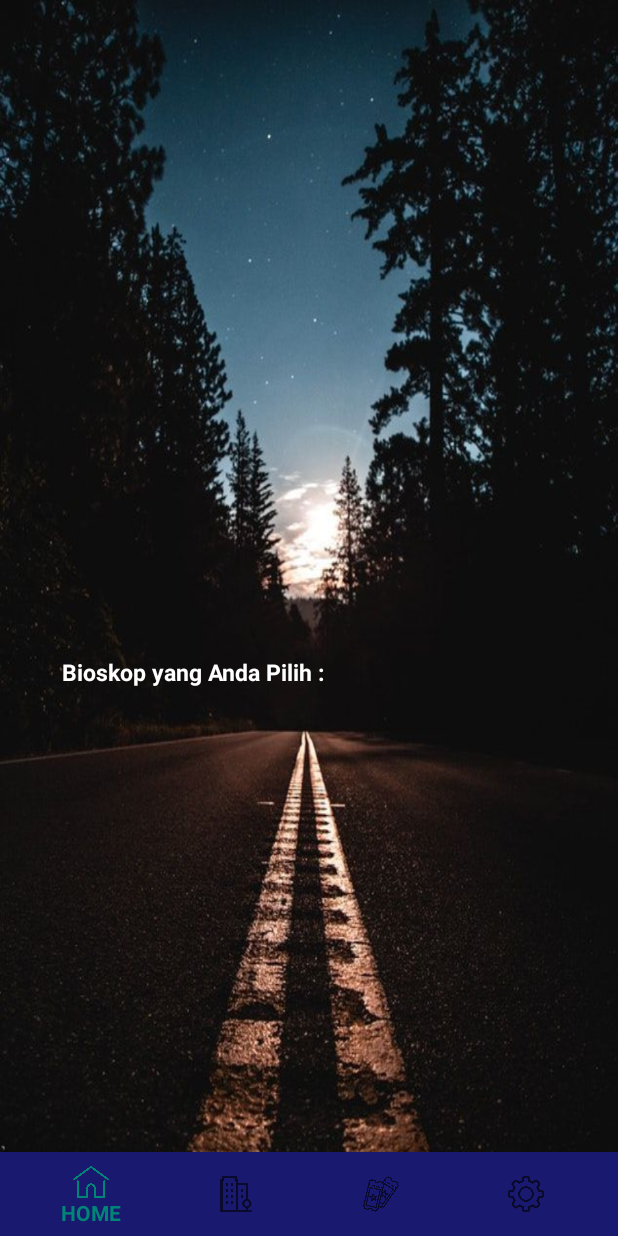
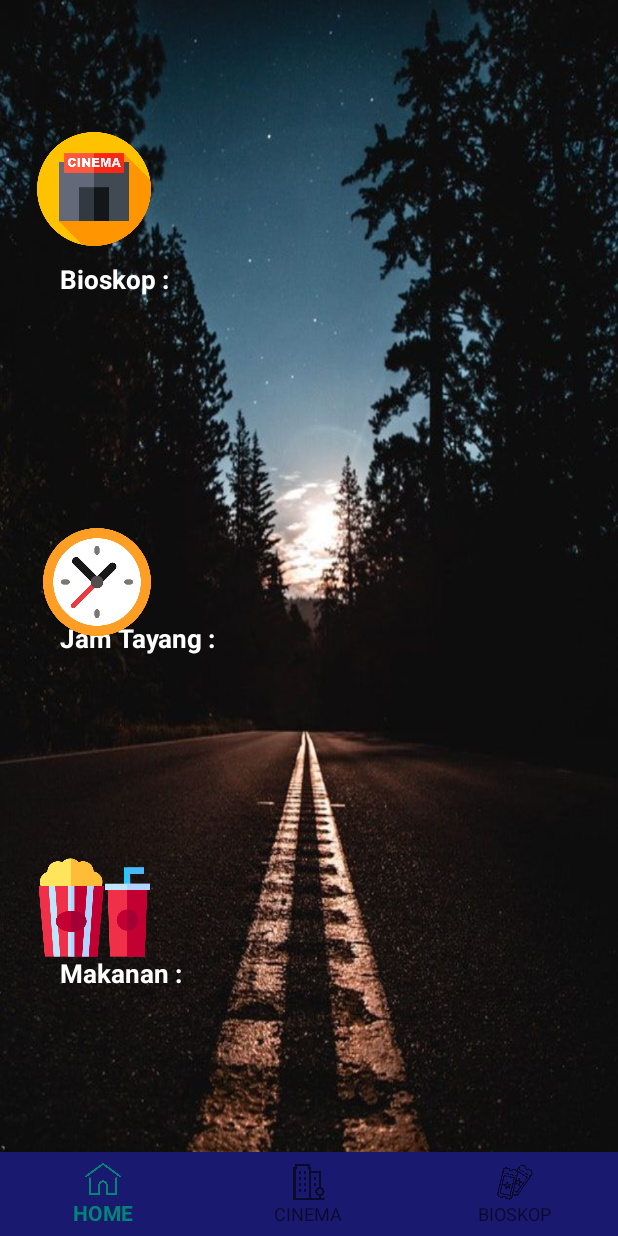
Before and after one commit to denypratama/Android-Movie-Tickets, an Android app: the fragment TicketFragment placed in its activity, on a phone screen of 412 x 824 dp. Run offline under Robolectric (Android 15) with nearby library versions, the phone set to English and light mode, and no system bars.

Commit message:
Merapikan Tampilan Get Preference

```diff
--- a/app/src/main/java/com/example/UasAndroidDenyLaduni/MainActivity.java
+++ b/app/src/main/java/com/example/UasAndroidDenyLaduni/MainActivity.java
@@ -53,14 +53,14 @@ public class MainActivity extends AppCompatActivity implements BottomNavigationV
                 fragment = new HomeFragment();
                 break;
             case R.id.cinema:
-                fragment = new CinemaFragment();
+                fragment = new TicketFragment();
                 break;
             case R.id.ticket:
-                fragment = new TicketFragment();
-                break;
-            case R.id.set:
                 fragment = new SettingFragment();
                 break;
+//            case R.id.set:
+//                fragment = new SettingFragment();
+//                break;
         }
         return loadFragment(fragment);
     }
--- a/app/src/main/java/com/example/UasAndroidDenyLaduni/fragments/TicketFragment.java
+++ b/app/src/main/java/com/example/UasAndroidDenyLaduni/fragments/TicketFragment.java
@@ -54,17 +54,23 @@ public class TicketFragment extends Fragment {
         super.onViewCreated(view, savedInstanceState);
 //        TextView checkboxText = view.findViewById(R.id.text_checkbox_preference);
 //        TextView switchText = view.findViewById(R.id.text_switch_preference);
-        TextView dropdownText = view.findViewById(R.id.text_dropdown_preference);
+        TextView dropdownText = view.findViewById(R.id.bioskop);
+        TextView dropjam = view.findViewById(R.id.jam);
+        TextView dropmakan = view.findViewById(R.id.makan);
 //        TextView seekbarText = view.findViewById(R.id.text_seekbar_preference);
 
         boolean checkboxValue = preferences.getBoolean(CHECKBOX_KEY, false);
         boolean switchValue = preferences.getBoolean(SWITCH_KEY, false);
         String dropdownValue = preferences.getString(DROPDOWN_KEY, null);
+        String dropjamnilai = preferences.getString(DROPDOWN_KEY, null);
+        String dropmakannilai = preferences.getString(DROPDOWN_KEY, null);
         int seekbarValue = preferences.getInt(SEEKBAR_KEY, 0);
 
 //        checkboxText.setText((checkboxValue) ? "enable" : "disable");
 //        switchText.setText((switchValue) ? "enable" : "disable");
         dropdownText.setText(dropdownValue);
+        dropjam.setText(dropjamnilai);
+        dropmakan.setText(dropmakannilai);
 //        seekbarText.setText(String.valueOf(seekbarValue));
     }
 
--- a/app/src/main/res/layout/fragment_ticket.xml
+++ b/app/src/main/res/layout/fragment_ticket.xml
@@ -11,26 +11,112 @@
         android:layout_width="338dp"
         android:layout_height="46dp"
         android:layout_weight="1"
-        android:text=" Bioskop yang Anda Pilih :"
+        android:text=" Bioskop :"
         android:textColor="@color/putih"
-        android:textSize="15dp"
+        android:textSize="17dp"
         android:textStyle="bold"
         app:layout_constraintBottom_toBottomOf="parent"
         app:layout_constraintEnd_toEndOf="parent"
+        app:layout_constraintHorizontal_bias="0.49"
         app:layout_constraintStart_toStartOf="parent"
         app:layout_constraintTop_toTopOf="parent"
-        app:layout_constraintVertical_bias="0.562" />
+        app:layout_constraintVertical_bias="0.224" />
 
     <TextView
-        android:id="@+id/text_dropdown_preference"
+        android:id="@+id/bioskop"
         android:layout_width="225dp"
         android:layout_height="51dp"
-        android:layout_marginBottom="272dp"
+        android:layout_marginBottom="520dp"
         android:text="TextView"
         app:layout_constraintBottom_toBottomOf="parent"
         app:layout_constraintEnd_toEndOf="parent"
         app:layout_constraintHorizontal_bias="0.16"
         app:layout_constraintStart_toStartOf="parent" />
 
+    <TextView
+        android:layout_width="338dp"
+        android:layout_height="46dp"
+        android:layout_weight="1"
+        android:text=" Jam Tayang :"
+        android:textColor="@color/putih"
+        android:textSize="17dp"
+        android:textStyle="bold"
+        app:layout_constraintBottom_toBottomOf="parent"
+        app:layout_constraintEnd_toEndOf="parent"
+        app:layout_constraintHorizontal_bias="0.49"
+        app:layout_constraintStart_toStartOf="parent"
+        app:layout_constraintTop_toTopOf="parent"
+        app:layout_constraintVertical_bias="0.531" />
+
+    <TextView
+        android:id="@+id/jam"
+        android:layout_width="225dp"
+        android:layout_height="51dp"
+        android:layout_marginBottom="296dp"
+        android:text="TextView"
+        app:layout_constraintBottom_toBottomOf="parent"
+        app:layout_constraintEnd_toEndOf="parent"
+        app:layout_constraintHorizontal_bias="0.16"
+        app:layout_constraintStart_toStartOf="parent" />
+
+    <TextView
+        android:layout_width="338dp"
+        android:layout_height="46dp"
+        android:layout_weight="1"
+        android:text=" Makanan :"
+        android:textColor="@color/putih"
+        android:textSize="17dp"
+        android:textStyle="bold"
+        app:layout_constraintBottom_toBottomOf="parent"
+        app:layout_constraintEnd_toEndOf="parent"
+        app:layout_constraintHorizontal_bias="0.49"
+        app:layout_constraintStart_toStartOf="parent"
+        app:layout_constraintTop_toTopOf="parent"
+        app:layout_constraintVertical_bias="0.818" />
+
+    <TextView
+        android:id="@+id/makan"
+        android:layout_width="225dp"
+        android:layout_height="51dp"
+        android:layout_marginBottom="84dp"
+        android:text="TextView"
+        app:layout_constraintBottom_toBottomOf="parent"
+        app:layout_constraintEnd_toEndOf="parent"
+        app:layout_constraintHorizontal_bias="0.16"
+        app:layout_constraintStart_toStartOf="parent" />
+
+    <ImageView
+        android:id="@+id/imageView3"
+        android:layout_width="92dp"
+        android:layout_height="76dp"
+        android:layout_marginTop="88dp"
+        android:src="@drawable/bioskop"
+        app:layout_constraintEnd_toEndOf="parent"
+        app:layout_constraintHorizontal_bias="0.053"
+        app:layout_constraintStart_toStartOf="parent"
+        app:layout_constraintTop_toTopOf="parent" />
+
+    <ImageView
+        android:id="@+id/imageView4"
+        android:layout_width="72dp"
+        android:layout_height="80dp"
+        android:layout_marginTop="44dp"
+        android:src="@drawable/jam"
+        app:layout_constraintEnd_toEndOf="parent"
+        app:layout_constraintHorizontal_bias="0.084"
+        app:layout_constraintStart_toStartOf="parent"
+        app:layout_constraintTop_toBottomOf="@+id/bioskop" />
+
+    <ImageView
+        android:id="@+id/imageView5"
+        android:layout_width="92dp"
+        android:layout_height="74dp"
+        android:layout_marginTop="40dp"
+        android:src="@drawable/makan"
+        app:layout_constraintEnd_toEndOf="parent"
+        app:layout_constraintHorizontal_bias="0.053"
+        app:layout_constraintStart_toStartOf="parent"
+        app:layout_constraintTop_toBottomOf="@+id/jam" />
+
 
 </androidx.constraintlayout.widget.ConstraintLayout>
--- a/app/src/main/res/menu/navigation.xml
+++ b/app/src/main/res/menu/navigation.xml
@@ -12,7 +12,7 @@
     <item android:id="@+id/ticket"
         android:title="BIOSKOP"
         android:icon="@drawable/navbar_tiket" />
-    <item android:id="@+id/set"
-        android:title="SETTING"
-        android:icon="@drawable/settings" />
+<!--    <item android:id="@+id/set"-->
+<!--        android:title="SETTING"-->
+<!--        android:icon="@drawable/settings" />-->
 </menu>
--- a/app/src/main/res/values/arrays.xml
+++ b/app/src/main/res/values/arrays.xml
@@ -10,4 +10,21 @@
         <item>MovieMax Sarinah</item>
         <item>MovieMax City Point</item>
     </string-array>
+
+    <string-array name="jam">
+        <item>10.45</item>
+        <item>12.30</item>
+        <item>14.15</item>
+        <item>16.25</item>
+        <item>18.45</item>
+        <item>20.15</item>
+        <item>22.30</item>
+    </string-array>
+
+    <string-array name="makan">
+        <item>Popcorn Small : Rp. 10.000</item>
+        <item>Popcorn Large : Rp. 15.000</item>
+        <item>Paket 1 (Popcorn Small dan Cola) : Rp. 18.000</item>
+        <item>Paket 2 (Popcorn Large dan Cola) : Rp. 22.000</item>
+    </string-array>
 </resources>
--- a/app/src/main/res/xml/preferences.xml
+++ b/app/src/main/res/xml/preferences.xml
@@ -41,6 +41,20 @@
             android:key="dropdown"
             android:title="Pilih Bioskop yang Diinginkan : "
             android:entries="@array/Bioskop"
+            app:useSimpleSummaryProvider="true"
+            android:entryValues="@array/Bioskop"/>
+
+        <DropDownPreference
+            android:key="dropdown"
+            android:title="Pilih Waktu yang Diinginkan : "
+            android:entries="@array/jam"
+            app:useSimpleSummaryProvider="true"
+            android:entryValues="@array/Bioskop"/>
+
+        <DropDownPreference
+            android:key="dropdown"
+            android:title="Pilih Makanan yang Diinginkan : "
+            android:entries="@array/makan"
             app:useSimpleSummaryProvider="true"
             android:entryValues="@array/Bioskop"/>
 
```
Also changed, not shown: app/src/main/res/drawable/bioskop.png (added), app/src/main/res/drawable/jam.png (added).
